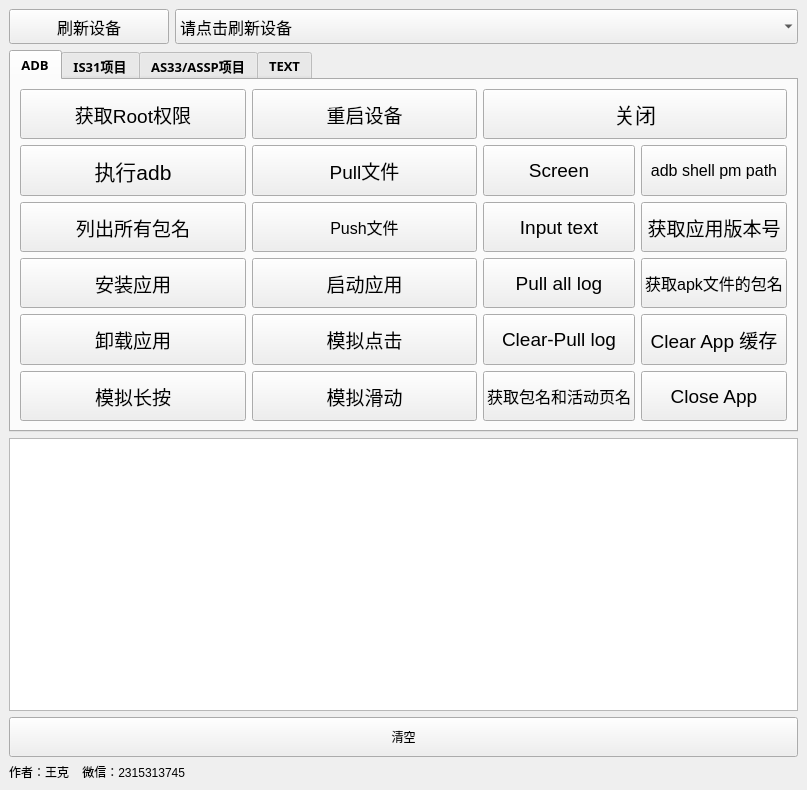
Qt form adbtool.ui (wangke956/ADBTools) before a commit.
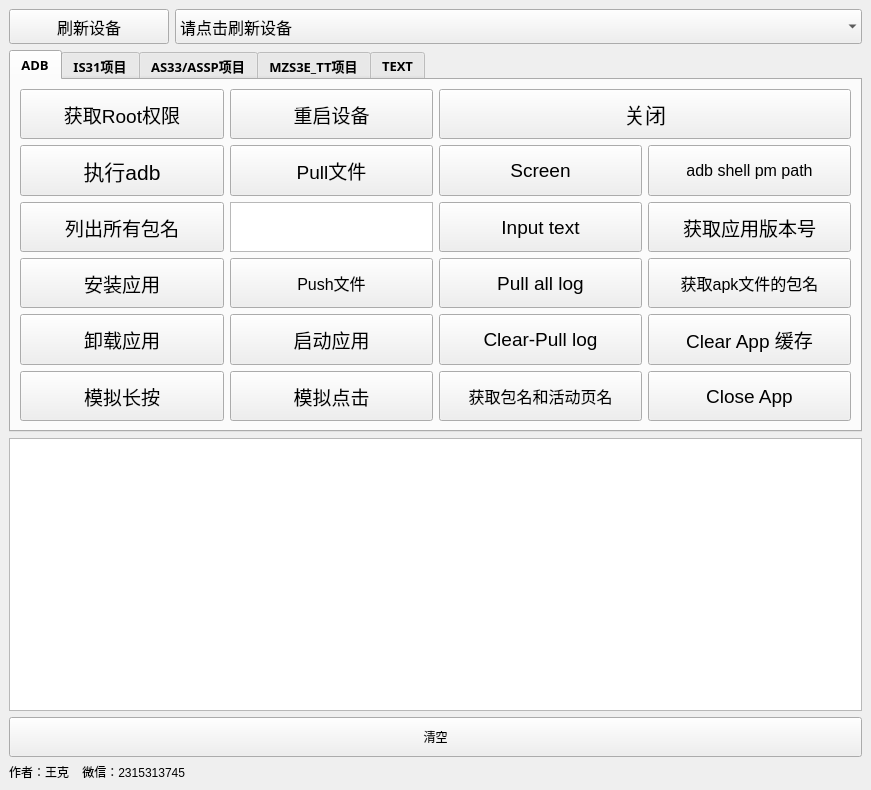
The same form after that commit. The open tabs and pages were chosen to show the change.

Commit message: 添加分项目功能 0305

What changed in the file:
```diff
--- a/adbtool.ui
+++ b/adbtool.ui
@@ -7,7 +7,7 @@
    <rect>
     <x>0</x>
     <y>0</y>
-    <width>807</width>
+    <width>871</width>
     <height>790</height>
    </rect>
   </property>
@@ -203,15 +203,15 @@
        <attribute name="title">
         <string>ADB</string>
        </attribute>
-       <layout class="QVBoxLayout" name="verticalLayout">
-        <item>
-         <layout class="QHBoxLayout" name="horizontalLayout">
-          <item>
-           <layout class="QGridLayout" name="gridLayout_2" columnstretch="0,0,0">
-            <item row="3" column="1">
-             <widget class="QPushButton" name="start_app">
+       <layout class="QFormLayout" name="formLayout_5">
+        <item row="0" column="0" colspan="2">
+         <layout class="QGridLayout" name="gridLayout_3">
+          <item row="0" column="0">
+           <layout class="QGridLayout" name="gridLayout">
+            <item row="4" column="1">
+             <widget class="QTextEdit" name="Findstr">
               <property name="sizePolicy">
-               <sizepolicy hsizetype="Expanding" vsizetype="Expanding">
+               <sizepolicy hsizetype="Ignored" vsizetype="Ignored">
                 <horstretch>0</horstretch>
                 <verstretch>0</verstretch>
                </sizepolicy>
@@ -219,103 +219,12 @@
               <property name="font">
                <font>
                 <family>Arial</family>
-                <pointsize>14</pointsize>
+                <pointsize>20</pointsize>
                </font>
-              </property>
-              <property name="text">
-               <string>启动应用</string>
-              </property>
-             </widget>
-            </item>
-            <item row="1" column="1">
-             <widget class="QPushButton" name="adb_pull_file">
-              <property name="sizePolicy">
-               <sizepolicy hsizetype="Expanding" vsizetype="Expanding">
-                <horstretch>0</horstretch>
-                <verstretch>0</verstretch>
-               </sizepolicy>
-              </property>
-              <property name="font">
-               <font>
-                <family>Arial</family>
-                <pointsize>14</pointsize>
-               </font>
-              </property>
-              <property name="text">
-               <string>Pull文件</string>
-              </property>
-             </widget>
-            </item>
-            <item row="4" column="0">
-             <widget class="QPushButton" name="adb_uninstall">
-              <property name="sizePolicy">
-               <sizepolicy hsizetype="Expanding" vsizetype="Expanding">
-                <horstretch>0</horstretch>
-                <verstretch>0</verstretch>
-               </sizepolicy>
-              </property>
-              <property name="font">
-               <font>
-                <family>Arial</family>
-                <pointsize>14</pointsize>
-               </font>
-              </property>
-              <property name="text">
-               <string>卸载应用</string>
               </property>
              </widget>
             </item>
             <item row="3" column="0">
-             <widget class="QPushButton" name="adb_install">
-              <property name="sizePolicy">
-               <sizepolicy hsizetype="Expanding" vsizetype="Expanding">
-                <horstretch>0</horstretch>
-                <verstretch>0</verstretch>
-               </sizepolicy>
-              </property>
-              <property name="font">
-               <font>
-                <family>Arial</family>
-                <pointsize>14</pointsize>
-               </font>
-              </property>
-              <property name="text">
-               <string>安装应用</string>
-              </property>
-             </widget>
-            </item>
-            <item row="2" column="0">
-             <widget class="QPushButton" name="list_package_button">
-              <property name="sizePolicy">
-               <sizepolicy hsizetype="Expanding" vsizetype="Expanding">
-                <horstretch>0</horstretch>
-                <verstretch>0</verstretch>
-               </sizepolicy>
-              </property>
-              <property name="minimumSize">
-               <size>
-                <width>0</width>
-                <height>0</height>
-               </size>
-              </property>
-              <property name="maximumSize">
-               <size>
-                <width>16777215</width>
-                <height>16777215</height>
-               </size>
-              </property>
-              <property name="font">
-               <font>
-                <family>Arial</family>
-                <pointsize>14</pointsize>
-               </font>
-              </property>
-              <property name="text">
-               <string>列出所有包名</string>
-              </property>
-             </widget>
-            </item>
-            <item row="1" column="0">
              <widget class="QPushButton" name="adbbutton">
               <property name="sizePolicy">
                <sizepolicy hsizetype="Expanding" vsizetype="Expanding">
@@ -346,7 +255,7 @@
               </property>
              </widget>
             </item>
-            <item row="5" column="0">
+            <item row="8" column="0">
              <widget class="QPushButton" name="simulate_long_press">
               <property name="sizePolicy">
                <sizepolicy hsizetype="Expanding" vsizetype="Expanding">
@@ -365,7 +274,152 @@
               </property>
              </widget>
             </item>
-            <item row="0" column="0">
+            <item row="8" column="1">
+             <widget class="QPushButton" name="simulate_click">
+              <property name="sizePolicy">
+               <sizepolicy hsizetype="Expanding" vsizetype="Expanding">
+                <horstretch>0</horstretch>
+                <verstretch>0</verstretch>
+               </sizepolicy>
+              </property>
+              <property name="font">
+               <font>
+                <family>Arial</family>
+                <pointsize>14</pointsize>
+               </font>
+              </property>
+              <property name="text">
+               <string>模拟点击</string>
+              </property>
+             </widget>
+            </item>
+            <item row="4" column="0">
+             <widget class="QPushButton" name="list_package_button">
+              <property name="sizePolicy">
+               <sizepolicy hsizetype="Expanding" vsizetype="Expanding">
+                <horstretch>0</horstretch>
+                <verstretch>0</verstretch>
+               </sizepolicy>
+              </property>
+              <property name="minimumSize">
+               <size>
+                <width>0</width>
+                <height>0</height>
+               </size>
+              </property>
+              <property name="maximumSize">
+               <size>
+                <width>16777215</width>
+                <height>16777215</height>
+               </size>
+              </property>
+              <property name="font">
+               <font>
+                <family>Arial</family>
+                <pointsize>14</pointsize>
+               </font>
+              </property>
+              <property name="text">
+               <string>列出所有包名</string>
+              </property>
+             </widget>
+            </item>
+            <item row="6" column="1">
+             <widget class="QPushButton" name="adb_push_file">
+              <property name="sizePolicy">
+               <sizepolicy hsizetype="Expanding" vsizetype="Expanding">
+                <horstretch>0</horstretch>
+                <verstretch>0</verstretch>
+               </sizepolicy>
+              </property>
+              <property name="font">
+               <font>
+                <family>Arial</family>
+                <pointsize>12</pointsize>
+               </font>
+              </property>
+              <property name="text">
+               <string>Push文件</string>
+              </property>
+             </widget>
+            </item>
+            <item row="7" column="0">
+             <widget class="QPushButton" name="adb_uninstall">
+              <property name="sizePolicy">
+               <sizepolicy hsizetype="Expanding" vsizetype="Expanding">
+                <horstretch>0</horstretch>
+                <verstretch>0</verstretch>
+               </sizepolicy>
+              </property>
+              <property name="font">
+               <font>
+                <family>Arial</family>
+                <pointsize>14</pointsize>
+               </font>
+              </property>
+              <property name="text">
+               <string>卸载应用</string>
+              </property>
+             </widget>
+            </item>
+            <item row="3" column="1">
+             <widget class="QPushButton" name="adb_pull_file">
+              <property name="sizePolicy">
+               <sizepolicy hsizetype="Expanding" vsizetype="Expanding">
+                <horstretch>0</horstretch>
+                <verstretch>0</verstretch>
+               </sizepolicy>
+              </property>
+              <property name="font">
+               <font>
+                <family>Arial</family>
+                <pointsize>14</pointsize>
+               </font>
+              </property>
+              <property name="text">
+               <string>Pull文件</string>
+              </property>
+             </widget>
+            </item>
+            <item row="7" column="1">
+             <widget class="QPushButton" name="start_app">
+              <property name="sizePolicy">
+               <sizepolicy hsizetype="Expanding" vsizetype="Expanding">
+                <horstretch>0</horstretch>
+                <verstretch>0</verstretch>
+               </sizepolicy>
+              </property>
+              <property name="font">
+               <font>
+                <family>Arial</family>
+                <pointsize>14</pointsize>
+               </font>
+              </property>
+              <property name="text">
+               <string>启动应用</string>
+              </property>
+             </widget>
+            </item>
+            <item row="6" column="0">
+             <widget class="QPushButton" name="adb_install">
+              <property name="sizePolicy">
+               <sizepolicy hsizetype="Expanding" vsizetype="Expanding">
+                <horstretch>0</horstretch>
+                <verstretch>0</verstretch>
+               </sizepolicy>
+              </property>
+              <property name="font">
+               <font>
+                <family>Arial</family>
+                <pointsize>14</pointsize>
+               </font>
+              </property>
+              <property name="text">
+               <string>安装应用</string>
+              </property>
+             </widget>
+            </item>
+            <item row="1" column="0">
              <widget class="QPushButton" name="adb_root">
               <property name="enabled">
                <bool>true</bool>
@@ -411,7 +465,7 @@
               </property>
              </widget>
             </item>
-            <item row="0" column="1">
+            <item row="1" column="1">
              <widget class="QPushButton" name="button_reboot">
               <property name="sizePolicy">
                <sizepolicy hsizetype="Expanding" vsizetype="Expanding">
@@ -445,146 +499,10 @@
               </property>
              </widget>
             </item>
-            <item row="5" column="1">
-             <widget class="QPushButton" name="simulate_swipe">
-              <property name="sizePolicy">
-               <sizepolicy hsizetype="Expanding" vsizetype="Expanding">
-                <horstretch>0</horstretch>
-                <verstretch>0</verstretch>
-               </sizepolicy>
-              </property>
-              <property name="font">
-               <font>
-                <family>Arial</family>
-                <pointsize>14</pointsize>
-               </font>
-              </property>
-              <property name="text">
-               <string>模拟滑动</string>
-              </property>
-             </widget>
-            </item>
-            <item row="4" column="1">
-             <widget class="QPushButton" name="simulate_click">
-              <property name="sizePolicy">
-               <sizepolicy hsizetype="Expanding" vsizetype="Expanding">
-                <horstretch>0</horstretch>
-                <verstretch>0</verstretch>
-               </sizepolicy>
-              </property>
-              <property name="font">
-               <font>
-                <family>Arial</family>
-                <pointsize>14</pointsize>
-               </font>
-              </property>
-              <property name="text">
-               <string>模拟点击</string>
-              </property>
-             </widget>
-            </item>
-            <item row="2" column="1">
-             <widget class="QPushButton" name="adb_push_file">
-              <property name="sizePolicy">
-               <sizepolicy hsizetype="Expanding" vsizetype="Expanding">
-                <horstretch>0</horstretch>
-                <verstretch>0</verstretch>
-               </sizepolicy>
-              </property>
-              <property name="font">
-               <font>
-                <family>Arial</family>
-                <pointsize>12</pointsize>
-               </font>
-              </property>
-              <property name="text">
-               <string>Push文件</string>
-              </property>
-             </widget>
-            </item>
-            <item row="0" column="2" rowspan="6">
-             <layout class="QGridLayout" name="gridLayout_6" columnstretch="0,0">
-              <property name="leftMargin">
-               <number>0</number>
-              </property>
-              <item row="3" column="1">
-               <widget class="QPushButton" name="aapt_getpackagename_button">
-                <property name="sizePolicy">
-                 <sizepolicy hsizetype="Minimum" vsizetype="Expanding">
-                  <horstretch>0</horstretch>
-                  <verstretch>1</verstretch>
-                 </sizepolicy>
-                </property>
-                <property name="minimumSize">
-                 <size>
-                  <width>0</width>
-                  <height>50</height>
-                 </size>
-                </property>
-                <property name="font">
-                 <font>
-                  <family>Arial</family>
-                  <pointsize>12</pointsize>
-                 </font>
-                </property>
-                <property name="text">
-                 <string>获取apk文件的包名</string>
-                </property>
-               </widget>
-              </item>
-              <item row="2" column="1">
-               <widget class="QPushButton" name="get_running_app_info_button">
-                <property name="sizePolicy">
-                 <sizepolicy hsizetype="Expanding" vsizetype="Expanding">
-                  <horstretch>0</horstretch>
-                  <verstretch>1</verstretch>
-                 </sizepolicy>
-                </property>
-                <property name="minimumSize">
-                 <size>
-                  <width>0</width>
-                  <height>50</height>
-                 </size>
-                </property>
-                <property name="font">
-                 <font>
-                  <family>Arial</family>
-                  <pointsize>14</pointsize>
-                 </font>
-                </property>
-                <property name="text">
-                 <string>获取应用版本号</string>
-                </property>
-               </widget>
-              </item>
-              <item row="1" column="1">
-               <widget class="QPushButton" name="view_apk_path">
-                <property name="sizePolicy">
-                 <sizepolicy hsizetype="Expanding" vsizetype="Expanding">
-                  <horstretch>0</horstretch>
-                  <verstretch>1</verstretch>
-                 </sizepolicy>
-                </property>
-                <property name="minimumSize">
-                 <size>
-                  <width>0</width>
-                  <height>50</height>
-                 </size>
-                </property>
-                <property name="font">
-                 <font>
-                  <family>Arial</family>
-                  <pointsize>12</pointsize>
-                 </font>
-                </property>
-                <property name="text">
-                 <string>adb shell pm path</string>
-                </property>
-                <property name="default">
-                 <bool>false</bool>
-                </property>
-               </widget>
-              </item>
+           </layout>
+          </item>
+          <item row="0" column="1">
+           <layout class="QGridLayout" name="gridLayout_2">
               <item row="1" column="0">
                <widget class="QPushButton" name="get_screenshot">
                 <property name="sizePolicy">
@@ -610,6 +528,84 @@
                 </property>
                </widget>
               </item>
+            <item row="1" column="1">
+             <widget class="QPushButton" name="view_apk_path">
+              <property name="sizePolicy">
+               <sizepolicy hsizetype="Expanding" vsizetype="Expanding">
+                <horstretch>0</horstretch>
+                <verstretch>1</verstretch>
+               </sizepolicy>
+              </property>
+              <property name="minimumSize">
+               <size>
+                <width>0</width>
+                <height>50</height>
+               </size>
+              </property>
+              <property name="font">
+               <font>
+                <family>Arial</family>
+                <pointsize>12</pointsize>
+               </font>
+              </property>
+              <property name="text">
+               <string>adb shell pm path</string>
+              </property>
+              <property name="default">
+               <bool>false</bool>
+              </property>
+             </widget>
+            </item>
+            <item row="2" column="0">
+             <widget class="QPushButton" name="input_text_via_adb">
+              <property name="sizePolicy">
+               <sizepolicy hsizetype="Expanding" vsizetype="Expanding">
+                <horstretch>0</horstretch>
+                <verstretch>1</verstretch>
+               </sizepolicy>
+              </property>
+              <property name="minimumSize">
+               <size>
+                <width>0</width>
+                <height>50</height>
+               </size>
+              </property>
+              <property name="font">
+               <font>
+                <family>Arial</family>
+                <pointsize>14</pointsize>
+               </font>
+              </property>
+              <property name="text">
+               <string>Input text</string>
+              </property>
+             </widget>
+            </item>
+            <item row="2" column="1">
+             <widget class="QPushButton" name="get_running_app_info_button">
+              <property name="sizePolicy">
+               <sizepolicy hsizetype="Expanding" vsizetype="Expanding">
+                <horstretch>0</horstretch>
+                <verstretch>1</verstretch>
+               </sizepolicy>
+              </property>
+              <property name="minimumSize">
+               <size>
+                <width>0</width>
+                <height>50</height>
+               </size>
+              </property>
+              <property name="font">
+               <font>
+                <family>Arial</family>
+                <pointsize>14</pointsize>
+               </font>
+              </property>
+              <property name="text">
+               <string>获取应用版本号</string>
+              </property>
+             </widget>
+            </item>
               <item row="3" column="0">
                <widget class="QPushButton" name="pull_log_without_clear">
                 <property name="sizePolicy">
@@ -635,10 +631,10 @@
                 </property>
                </widget>
               </item>
-              <item row="4" column="1">
-               <widget class="QPushButton" name="clear_app_cache">
+            <item row="3" column="1">
+             <widget class="QPushButton" name="aapt_getpackagename_button">
                 <property name="sizePolicy">
-                 <sizepolicy hsizetype="Expanding" vsizetype="Expanding">
+               <sizepolicy hsizetype="Minimum" vsizetype="Expanding">
                   <horstretch>0</horstretch>
                   <verstretch>1</verstretch>
                  </sizepolicy>
@@ -652,11 +648,11 @@
                 <property name="font">
                  <font>
                   <family>Arial</family>
-                  <pointsize>14</pointsize>
+                <pointsize>12</pointsize>
                  </font>
                 </property>
                 <property name="text">
-                 <string>Clear App 缓存</string>
+               <string>获取apk文件的包名</string>
                 </property>
                </widget>
               </item>
@@ -685,6 +681,31 @@
                 </property>
                </widget>
               </item>
+            <item row="4" column="1">
+             <widget class="QPushButton" name="clear_app_cache">
+              <property name="sizePolicy">
+               <sizepolicy hsizetype="Expanding" vsizetype="Expanding">
+                <horstretch>0</horstretch>
+                <verstretch>1</verstretch>
+               </sizepolicy>
+              </property>
+              <property name="minimumSize">
+               <size>
+                <width>0</width>
+                <height>50</height>
+               </size>
+              </property>
+              <property name="font">
+               <font>
+                <family>Arial</family>
+                <pointsize>14</pointsize>
+               </font>
+              </property>
+              <property name="text">
+               <string>Clear App 缓存</string>
+              </property>
+             </widget>
+            </item>
               <item row="5" column="0">
                <widget class="QPushButton" name="app_package_and_activity">
                 <property name="sizePolicy">
@@ -710,6 +731,31 @@
                 </property>
                </widget>
               </item>
+            <item row="5" column="1">
+             <widget class="QPushButton" name="force_stop_app">
+              <property name="sizePolicy">
+               <sizepolicy hsizetype="Expanding" vsizetype="Expanding">
+                <horstretch>0</horstretch>
+                <verstretch>1</verstretch>
+               </sizepolicy>
+              </property>
+              <property name="minimumSize">
+               <size>
+                <width>0</width>
+                <height>50</height>
+               </size>
+              </property>
+              <property name="font">
+               <font>
+                <family>Arial</family>
+                <pointsize>14</pointsize>
+               </font>
+              </property>
+              <property name="text">
+               <string>Close App</string>
+              </property>
+             </widget>
+            </item>
               <item row="0" column="0" colspan="2">
                <widget class="QPushButton" name="close">
                 <property name="enabled">
@@ -776,58 +822,6 @@
                 </property>
                </widget>
               </item>
-              <item row="2" column="0">
-               <widget class="QPushButton" name="input_text_via_adb">
-                <property name="sizePolicy">
-                 <sizepolicy hsizetype="Expanding" vsizetype="Expanding">
-                  <horstretch>0</horstretch>
-                  <verstretch>1</verstretch>
-                 </sizepolicy>
-                </property>
-                <property name="minimumSize">
-                 <size>
-                  <width>0</width>
-                  <height>50</height>
-                 </size>
-                </property>
-                <property name="font">
-                 <font>
-                  <family>Arial</family>
-                  <pointsize>14</pointsize>
-                 </font>
-                </property>
-                <property name="text">
-                 <string>Input text</string>
-                </property>
-               </widget>
-              </item>
-              <item row="5" column="1">
-               <widget class="QPushButton" name="force_stop_app">
-                <property name="sizePolicy">
-                 <sizepolicy hsizetype="Expanding" vsizetype="Expanding">
-                  <horstretch>0</horstretch>
-                  <verstretch>1</verstretch>
-                 </sizepolicy>
-                </property>
-                <property name="minimumSize">
-                 <size>
-                  <width>0</width>
-                  <height>50</height>
-                 </size>
-                </property>
-                <property name="font">
-                 <font>
-                  <family>Arial</family>
-                  <pointsize>14</pointsize>
-                 </font>
-                </property>
-                <property name="text">
-                 <string>Close App</string>
-                </property>
-               </widget>
-              </item>
-             </layout>
-            </item>
            </layout>
           </item>
          </layout>
@@ -1074,6 +1068,91 @@
         </layout>
        </widget>
       </widget>
+      <widget class="QWidget" name="tab_2">
+       <attribute name="title">
+        <string>MZS3E_TT项目</string>
+       </attribute>
+       <widget class="QWidget" name="">
+        <property name="geometry">
+         <rect>
+          <x>10</x>
+          <y>10</y>
+          <width>241</width>
+          <height>129</height>
+         </rect>
+        </property>
+        <layout class="QFormLayout" name="formLayout_4">
+         <item row="0" column="0" colspan="2">
+          <widget class="QPushButton" name="MZS3E_TT_enter_engineering_mode_button">
+           <property name="sizePolicy">
+            <sizepolicy hsizetype="Minimum" vsizetype="Minimum">
+             <horstretch>0</horstretch>
+             <verstretch>0</verstretch>
+            </sizepolicy>
+           </property>
+           <property name="minimumSize">
+            <size>
+             <width>160</width>
+             <height>70</height>
+            </size>
+           </property>
+           <property name="maximumSize">
+            <size>
+             <width>300</width>
+             <height>50</height>
+            </size>
+           </property>
+           <property name="font">
+            <font>
+             <family>Arial</family>
+             <pointsize>16</pointsize>
+            </font>
+           </property>
+           <property name="text">
+            <string>进入工程模式</string>
+           </property>
+           <property name="checkable">
+            <bool>false</bool>
+           </property>
+           <property name="autoDefault">
+            <bool>false</bool>
+           </property>
+          </widget>
+         </item>
+         <item row="1" column="0" colspan="2">
+          <widget class="QPushButton" name="MZS3E_TT">
+           <property name="sizePolicy">
+            <sizepolicy hsizetype="Minimum" vsizetype="Minimum">
+             <horstretch>0</horstretch>
+             <verstretch>0</verstretch>
+            </sizepolicy>
+           </property>
+           <property name="minimumSize">
+            <size>
+             <width>160</width>
+             <height>50</height>
+            </size>
+           </property>
+           <property name="maximumSize">
+            <size>
+             <width>300</width>
+             <height>50</height>
+            </size>
+           </property>
+           <property name="font">
+            <font>
+             <family>Arial</family>
+             <pointsize>14</pointsize>
+            </font>
+           </property>
+           <property name="text">
+            <string>调起延峰升级页面</string>
+           </property>
+          </widget>
+         </item>
+        </layout>
+       </widget>
+      </widget>
       <widget class="QWidget" name="text">
        <attribute name="title">
         <string>TEXT</string>
@@ -1107,6 +1186,9 @@
     </item>
     <item>
      <widget class="QTextBrowser" name="textBrowser">
+      <property name="enabled">
+       <bool>true</bool>
+      </property>
       <property name="sizePolicy">
        <sizepolicy hsizetype="Minimum" vsizetype="Minimum">
         <horstretch>0</horstretch>
@@ -1131,6 +1213,9 @@
       <property name="tabChangesFocus">
        <bool>false</bool>
       </property>
+      <property name="readOnly">
+       <bool>false</bool>
+      </property>
      </widget>
     </item>
     <item>
```
Left out of the diff: 6 changed lines with no effect on the pictures. Lines whose indentation alone changed are shown as unchanged. The commit also changes 3 other files.
